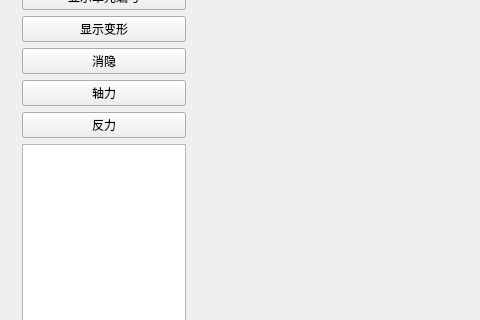
Shixuku/Fem_Visualize, file Fem_Visualize/Fem_Visualize.ui: the form before one commit; both pictures show x 0 to 480 and y 104 to 424 of the 957 by 807 pixel window.
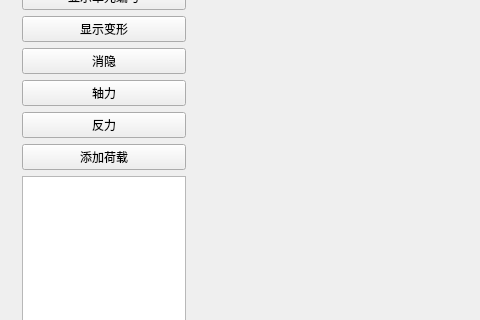
The form after the commit. Custom widgets are drawn as their Qt base class.

```diff
--- a/Fem_Visualize/Fem_Visualize.ui
+++ b/Fem_Visualize/Fem_Visualize.ui
@@ -72,6 +72,13 @@
         </property>
        </widget>
       </item>
+      <item>
+       <widget class="QPushButton" name="pushButtonLoad">
+        <property name="text">
+         <string>添加荷载</string>
+        </property>
+       </widget>
+      </item>
       <item>
        <widget class="QTreeView" name="treeView"/>
       </item>
```
